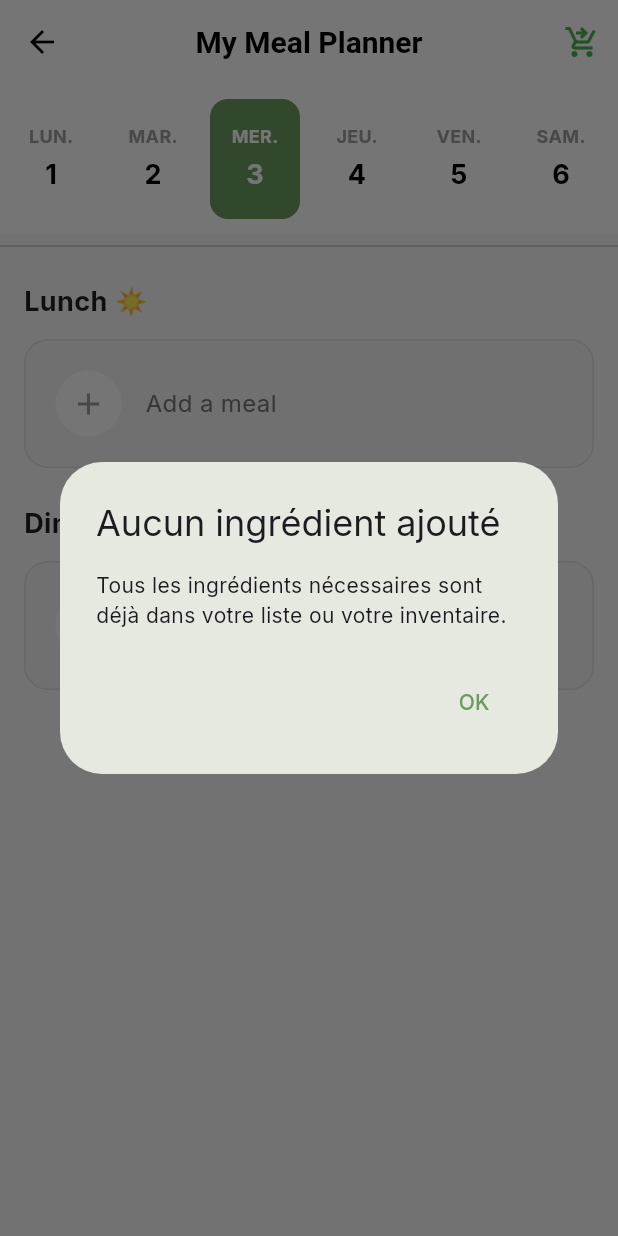
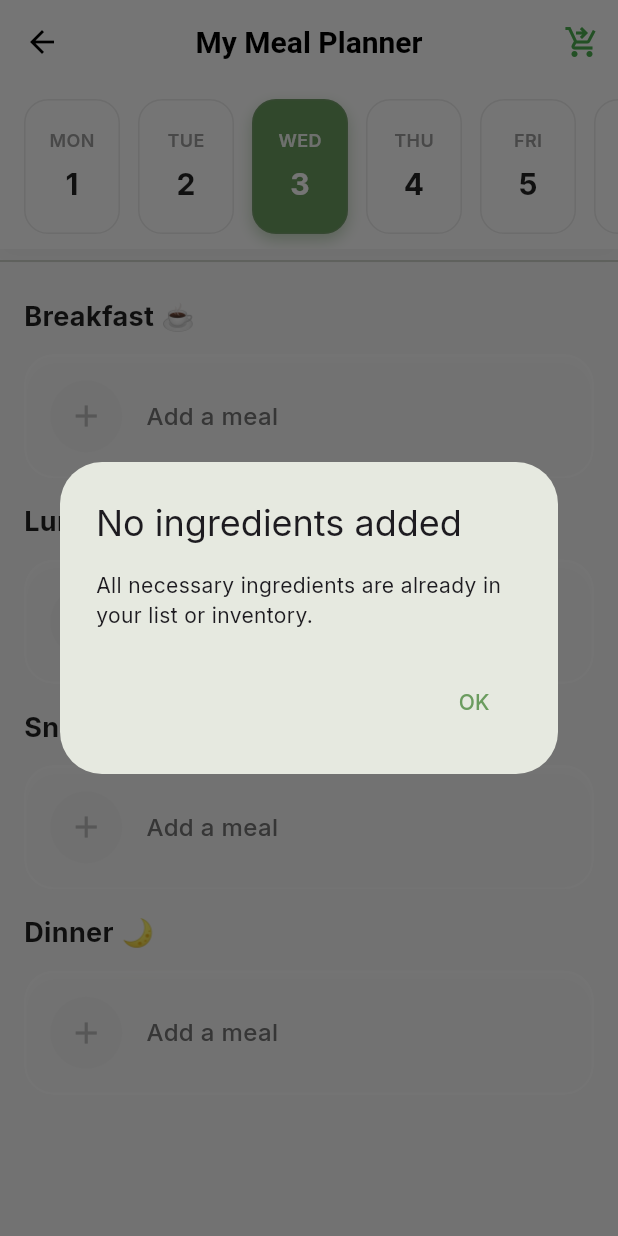
Before and after one commit to YasineNifa/FrigoZen, a Flutter app: the MealPlannerScreen screen opened directly, after a tap on the "shopping cart checkout" icon, on a phone screen of 412 x 824 dp. Run offline on Flutter 3.47's test engine with Material 3 defaults, Android fonts, the phone set to English and light mode, and no system bars; our stand-ins replace cloud_firestore, cloud_functions, confetti, firebase_auth, firebase_core, firebase_messaging and 5 more; missing offline and left inert: purchases_flutter, purchases_ui_flutter, simple_barcode_scanner; accounts and stored records are empty; key blocks and very long unbroken strings in the code were emptied for the run.

Commit message:
refactor: Introduce `MealPlannerRepository`, update `MealPlannerViewModel` and tests to use it, and add new localization strings.

```diff
--- a/lib/l10n/app_ar.arb
+++ b/lib/l10n/app_ar.arb
@@ -323,8 +323,10 @@
     }
   },
   "recipeMealTypeTitle": "Which meal?",
-  "recipeMealTypeLunch": "Lunch ☀️",
-  "recipeMealTypeDinner": "Dinner 🌙",
+  "recipeMealTypeBreakfast": "فطور ☕",
+  "recipeMealTypeLunch": "غداء ☀️",
+  "recipeMealTypeSnack": "وجبة خفيفة 🍎",
+  "recipeMealTypeDinner": "عشاء 🌙",
   "recipeAddedToPlanning": "Recipe added to planner!",
   "recipeViewPlanning": "View",
   "recipeError": "Error: {error}",
--- a/lib/l10n/app_de.arb
+++ b/lib/l10n/app_de.arb
@@ -323,8 +323,10 @@
     }
   },
   "recipeMealTypeTitle": "Which meal?",
-  "recipeMealTypeLunch": "Lunch ☀️",
-  "recipeMealTypeDinner": "Dinner 🌙",
+  "recipeMealTypeBreakfast": "Frühstück ☕",
+  "recipeMealTypeLunch": "Mittagessen ☀️",
+  "recipeMealTypeSnack": "Snack 🍎",
+  "recipeMealTypeDinner": "Abendessen 🌙",
   "recipeAddedToPlanning": "Recipe added to planner!",
   "recipeViewPlanning": "View",
   "recipeError": "Error: {error}",
--- a/lib/l10n/app_en.arb
+++ b/lib/l10n/app_en.arb
@@ -251,7 +251,9 @@
   "@_MEAL_PLANNER_SCREEN": {},
   "mealPlannerTitle": "My Meal Planner",
   "mealPlannerGenerateList": "Generate shopping list",
+  "mealPlannerBreakfast": "Breakfast ☕",
   "mealPlannerLunch": "Lunch ☀️",
+  "mealPlannerSnack": "Snack 🍎",
   "mealPlannerDinner": "Dinner 🌙",
   "mealPlannerAddMeal": "Add a meal",
   "mealPlannerEditMeal": "Edit meal",
@@ -404,7 +406,9 @@
     }
   },
   "recipeMealTypeTitle": "Which meal?",
+  "recipeMealTypeBreakfast": "Breakfast ☕",
   "recipeMealTypeLunch": "Lunch ☀️",
+  "recipeMealTypeSnack": "Snack 🍎",
   "recipeMealTypeDinner": "Dinner 🌙",
   "recipeAddedToPlanning": "Recipe added to planner!",
   "recipeViewPlanning": "View",
@@ -445,5 +449,9 @@
     "placeholders": {
       "count": { "type": "int" }
     }
-  }
+  },
+  "mealPlannerIngredientsAddedMessage": "Ingredients have been added to your shopping list.",
+  "mealPlannerNoIngredientsAddedTitle": "No ingredients added",
+  "mealPlannerNoIngredientsAddedMessage": "All necessary ingredients are already in your list or inventory.",
+  "ok": "OK"
 }
--- a/lib/l10n/app_es.arb
+++ b/lib/l10n/app_es.arb
@@ -323,8 +323,10 @@
     }
   },
   "recipeMealTypeTitle": "Which meal?",
-  "recipeMealTypeLunch": "Lunch ☀️",
-  "recipeMealTypeDinner": "Dinner 🌙",
+  "recipeMealTypeBreakfast": "Desayuno ☕",
+  "recipeMealTypeLunch": "Almuerzo ☀️",
+  "recipeMealTypeSnack": "Merienda 🍎",
+  "recipeMealTypeDinner": "Cena 🌙",
   "recipeAddedToPlanning": "Recipe added to planner!",
   "recipeViewPlanning": "View",
   "recipeError": "Error: {error}",
--- a/lib/models/meal_plan.dart
+++ b/lib/models/meal_plan.dart
@@ -1,6 +1,6 @@
 import 'package:cloud_firestore/cloud_firestore.dart';
 
-enum MealType { lunch, dinner }
+enum MealType { breakfast, lunch, snack, dinner }
 
 class MealPlan {
   final String id;
--- /dev/null
+++ b/lib/repositories/meal_planner_repository.dart
@@ -0,0 +1,38 @@
+import 'package:cloud_firestore/cloud_firestore.dart';
+import 'package:frigo_zen/models/meal_plan.dart';
+
+class MealPlannerRepository {
+  final FirebaseFirestore _firestore;
+
+  MealPlannerRepository({FirebaseFirestore? firestore})
+      : _firestore = firestore ?? FirebaseFirestore.instance;
+
+  CollectionReference<Map<String, dynamic>> _getMealPlansCollection(String householdId) {
+    return _firestore
+        .collection('households')
+        .doc(householdId)
+        .collection('meal_plans');
+  }
+
+  Stream<List<MealPlan>> getMealPlansStream(String householdId) {
+    return _getMealPlansCollection(householdId)
+        .snapshots()
+        .map((snapshot) {
+      return snapshot.docs.map((doc) {
+        return MealPlan.fromSnapshot(doc);
+      }).toList();
+    });
+  }
+
+  Future<void> addMealPlan(String householdId, MealPlan meal) async {
+    await _getMealPlansCollection(householdId).add(meal.toMap());
+  }
+
+  Future<void> updateMealPlan(String householdId, String mealId, Map<String, dynamic> data) async {
+    await _getMealPlansCollection(householdId).doc(mealId).update(data);
+  }
+
+  Future<void> deleteMealPlan(String householdId, String mealId) async {
+    await _getMealPlansCollection(householdId).doc(mealId).delete();
+  }
+}
--- a/lib/screens/planning/meal_planner_screen.dart
+++ b/lib/screens/planning/meal_planner_screen.dart
@@ -12,6 +12,7 @@ import 'package:frigo_zen/screens/core/navigation_controller.dart';
 import 'package:frigo_zen/services/revenue_provider.dart';
 import 'package:frigo_zen/l10n/generated/app_localizations.dart';
 import 'package:frigo_zen/screens/paywall/modern_paywall_screen.dart';
+import 'dart:ui';
 
 class MealPlannerScreen extends StatefulWidget {
   const MealPlannerScreen({super.key});
@@ -82,9 +83,14 @@ class _MealPlannerScreenState extends State<MealPlannerScreen> {
                 : ListView(
                     padding: const EdgeInsets.all(16),
                     children: [
+                      _buildMealSection(l10n.mealPlannerBreakfast, MealType.breakfast, mealsForDay),
+                      const SizedBox(height: 16),
                       _buildMealSection(l10n.mealPlannerLunch, MealType.lunch, mealsForDay),
-                      const SizedBox(height: 24),
+                      const SizedBox(height: 16),
+                      _buildMealSection(l10n.mealPlannerSnack, MealType.snack, mealsForDay),
+                      const SizedBox(height: 16),
                       _buildMealSection(l10n.mealPlannerDinner, MealType.dinner, mealsForDay),
+                      const SizedBox(height: 80), // Bottom padding for FAB or scroll
                     ],
                   ),
           ),
@@ -99,9 +105,19 @@ class _MealPlannerScreenState extends State<MealPlannerScreen> {
     final startOfWeek = now.subtract(Duration(days: now.weekday - 1));
 
     return Container(
-      height: 100,
+      height: 110,
+      decoration: BoxDecoration(
         color: Colors.white,
+        boxShadow: [
+          BoxShadow(
+            color: Colors.black.withValues(alpha: 0.03),
+            blurRadius: 10,
+            offset: const Offset(0, 4),
+          ),
+        ],
+      ),
       child: ListView.builder(
+        padding: const EdgeInsets.symmetric(horizontal: 16, vertical: 10),
         scrollDirection: Axis.horizontal,
         itemCount: 14, // 2 weeks
         itemBuilder: (context, index) {
@@ -111,33 +127,41 @@ class _MealPlannerScreenState extends State<MealPlannerScreen> {
 
           return GestureDetector(
             onTap: () => setState(() => _selectedDate = date),
-            child: Container(
-              width: 60,
-              margin: const EdgeInsets.symmetric(horizontal: 4, vertical: 10),
+            child: AnimatedContainer(
+              duration: const Duration(milliseconds: 200),
+              width: 64,
+              margin: const EdgeInsets.only(right: 12),
               decoration: BoxDecoration(
-                color: isSelected ? const Color(0xFF6B9C5F) : Colors.transparent,
-                borderRadius: BorderRadius.circular(12),
+                color: isSelected ? const Color(0xFF6B9C5F) : Colors.white,
+                borderRadius: BorderRadius.circular(16),
                 border: isToday && !isSelected
                     ? Border.all(color: const Color(0xFF6B9C5F), width: 2)
-                    : null,
+                    : Border.all(color: Colors.grey.withValues(alpha: 0.2)),
+                boxShadow: isSelected ? [
+                  BoxShadow(
+                    color: const Color(0xFF6B9C5F).withValues(alpha: 0.4),
+                    blurRadius: 8,
+                    offset: const Offset(0, 4),
+                  )
+                ] : null,
               ),
               child: Column(
                 mainAxisAlignment: MainAxisAlignment.center,
                 children: [
                   Text(
-                    DateFormat.E('fr').format(date).toUpperCase(), // Mon, Tue...
+                    DateFormat.E(Localizations.localeOf(context).languageCode).format(date).toUpperCase(),
                     style: TextStyle(
-                      color: isSelected ? Colors.white : Colors.grey,
+                      color: isSelected ? Colors.white.withValues(alpha: 0.9) : Colors.grey[500],
                       fontSize: 12,
-                      fontWeight: FontWeight.bold,
+                      fontWeight: FontWeight.w600,
                     ),
                   ),
-                  const SizedBox(height: 4),
+                  const SizedBox(height: 6),
                   Text(
                     date.day.toString(),
                     style: TextStyle(
-                      color: isSelected ? Colors.white : Colors.black,
-                      fontSize: 18,
+                      color: isSelected ? Colors.white : Colors.black87,
+                      fontSize: 20,
                       fontWeight: FontWeight.bold,
                     ),
                   ),
@@ -178,49 +202,93 @@ class _MealPlannerScreenState extends State<MealPlannerScreen> {
           ),
         ),
         const SizedBox(height: 12),
-        InkWell(
+        ClipRRect(
+          borderRadius: BorderRadius.circular(20),
+          child: BackdropFilter(
+            filter: ImageFilter.blur(sigmaX: 10, sigmaY: 10),
+            child: InkWell(
               onTap: () => _showAddMealDialog(type, existingMeal: hasMeal ? meal : null),
-          borderRadius: BorderRadius.circular(16),
+              borderRadius: BorderRadius.circular(20),
               child: Container(
                 width: double.infinity,
-            padding: const EdgeInsets.all(20),
+                padding: const EdgeInsets.all(16),
                 decoration: BoxDecoration(
-              color: hasMeal ? const Color(0xFF6B9C5F).withValues(alpha: 0.1) : Colors.grey[100],
-              borderRadius: BorderRadius.circular(16),
+                  color: hasMeal
+                      ? const Color(0xFF6B9C5F).withValues(alpha: 0.15)
+                      : Colors.white.withValues(alpha: 0.6),
+                  borderRadius: BorderRadius.circular(20),
                   border: Border.all(
-                color: hasMeal ? const Color(0xFF6B9C5F).withValues(alpha: 0.3) : Colors.grey[300]!,
+                    color: hasMeal
+                        ? const Color(0xFF6B9C5F).withValues(alpha: 0.3)
+                        : Colors.white.withValues(alpha: 0.5),
+                    width: 1.5,
                   ),
+                  boxShadow: [
+                    BoxShadow(
+                      color: Colors.black.withValues(alpha: 0.05),
+                      blurRadius: 10,
+                      offset: const Offset(0, 4),
+                    ),
+                  ],
                 ),
                 child: Row(
                   children: [
                     Container(
-                  padding: const EdgeInsets.all(10),
+                      padding: const EdgeInsets.all(12),
                       decoration: BoxDecoration(
-                    color: Colors.white,
+                        color: hasMeal ? Colors.white : Colors.grey[100],
                         shape: BoxShape.circle,
+                        boxShadow: hasMeal ? [
+                          BoxShadow(
+                            color: const Color(0xFF6B9C5F).withValues(alpha: 0.2),
+                            blurRadius: 8,
+                            offset: const Offset(0, 2),
+                          )
+                        ] : null,
                       ),
                       child: Icon(
-                    hasMeal ? Icons.restaurant : Icons.add,
-                    color: hasMeal ? const Color(0xFF6B9C5F) : Colors.grey,
+                        hasMeal ? Icons.restaurant_menu : Icons.add,
+                        color: hasMeal ? const Color(0xFF6B9C5F) : Colors.grey[400],
+                        size: 24,
                       ),
                     ),
                     const SizedBox(width: 16),
                     Expanded(
-                  child: Text(
+                      child: Column(
+                        crossAxisAlignment: CrossAxisAlignment.start,
+                        children: [
+                          Text(
                             hasMeal ? meal.recipeName : l10n.mealPlannerAddMeal,
                             style: TextStyle(
                               fontSize: 16,
-                      fontWeight: hasMeal ? FontWeight.w600 : FontWeight.normal,
+                              fontWeight: hasMeal ? FontWeight.w600 : FontWeight.w500,
                               color: hasMeal ? Colors.black87 : Colors.grey[600],
                             ),
+                          ),
+                          if (hasMeal && meal.ingredients.isNotEmpty) ...[
+                            const SizedBox(height: 4),
+                            Text(
+                              "${meal.ingredients.length} ingrédients",
+                              style: TextStyle(
+                                fontSize: 12,
+                                color: Colors.grey[600],
+                              ),
+                            ),
+                          ],
+                        ],
                       ),
                     ),
                     if (hasMeal)
                       IconButton(
-                    icon: const Icon(Icons.close, color: Colors.red),
+                        icon: Icon(Icons.close, color: Colors.red.withValues(alpha: 0.7), size: 20),
                         onPressed: () => context.read<MealPlannerViewModel>().deleteMeal(meal.id),
+                        padding: EdgeInsets.zero,
+                        constraints: const BoxConstraints(),
+                        splashRadius: 20,
                       ),
                   ],
+                ),
+              ),
             ),
           ),
         ),
@@ -351,7 +419,7 @@ class _MealPlannerScreenState extends State<MealPlannerScreen> {
                 mainAxisSize: MainAxisSize.min,
                 crossAxisAlignment: CrossAxisAlignment.start,
                 children: [
-                  const Text("Les ingrédients ont été ajoutés à votre liste de courses."),
+                  Text(l10n.mealPlannerIngredientsAddedMessage),
                   if (!isPro) ...[
                     const SizedBox(height: 16),
                     Container(
@@ -395,7 +463,7 @@ class _MealPlannerScreenState extends State<MealPlannerScreen> {
               actions: [
                 TextButton(
                   onPressed: () => Navigator.pop(context),
-                  child: const Text("OK"),
+                  child: Text(l10n.ok),
                 ),
                 FilledButton(
                   onPressed: () {
@@ -415,12 +483,12 @@ class _MealPlannerScreenState extends State<MealPlannerScreen> {
            showDialog(
             context: context,
             builder: (context) => AlertDialog(
-              title: const Text("Aucun ingrédient ajouté"),
-              content: const Text("Tous les ingrédients nécessaires sont déjà dans votre liste ou votre inventaire."),
+              title: Text(l10n.mealPlannerNoIngredientsAddedTitle),
+              content: Text(l10n.mealPlannerNoIngredientsAddedMessage),
               actions: [
                 TextButton(
                   onPressed: () => Navigator.pop(context),
-                  child: const Text("OK"),
+                  child: Text(l10n.ok),
                 ),
               ],
             ),
@@ -432,7 +500,7 @@ class _MealPlannerScreenState extends State<MealPlannerScreen> {
         Navigator.of(context).pop();
 
         ScaffoldMessenger.of(context).showSnackBar(
-          SnackBar(content: Text("Erreur : $e")),
+          SnackBar(content: Text(l10n.errorGeneric(e.toString()))),
         );
       }
     }
--- a/lib/screens/recipes/recipe_detail_screen.dart
+++ b/lib/screens/recipes/recipe_detail_screen.dart
@@ -230,10 +230,24 @@ class _RecipeDetailScreenState extends State<RecipeDetailScreen> {
         title: Text(l10n.recipeMealTypeTitle),
         children: [
           SimpleDialogOption(
+            onPressed: () => Navigator.pop(context, MealType.breakfast),
+            child: Padding(
+              padding: const EdgeInsets.all(8.0),
+              child: Text(l10n.recipeMealTypeBreakfast, style: const TextStyle(fontSize: 16)),
+            ),
+          ),
+          SimpleDialogOption(
             onPressed: () => Navigator.pop(context, MealType.lunch),
             child: Padding(
               padding: const EdgeInsets.all(8.0),
               child: Text(l10n.recipeMealTypeLunch, style: const TextStyle(fontSize: 16)),
+            ),
+          ),
+          SimpleDialogOption(
+            onPressed: () => Navigator.pop(context, MealType.snack),
+            child: Padding(
+              padding: const EdgeInsets.all(8.0),
+              child: Text(l10n.recipeMealTypeSnack, style: const TextStyle(fontSize: 16)),
             ),
           ),
           SimpleDialogOption(
--- a/lib/viewmodels/meal_planner_view_model.dart
+++ b/lib/viewmodels/meal_planner_view_model.dart
@@ -1,22 +1,28 @@
 import 'package:flutter/foundation.dart';
-import 'package:cloud_firestore/cloud_firestore.dart';
+
 import 'package:frigo_zen/models/meal_plan.dart';
 import 'package:frigo_zen/viewmodels/inventory_view_model.dart';
 import 'package:frigo_zen/viewmodels/shopping_view_model.dart';
+import 'package:frigo_zen/repositories/meal_planner_repository.dart';
+import 'dart:async'; // Required for StreamSubscription
 
 class MealPlannerViewModel extends ChangeNotifier {
-  final FirebaseFirestore _firestore;
+  final MealPlannerRepository _repository;
 
-  MealPlannerViewModel({FirebaseFirestore? firestore})
-      : _firestore = firestore ?? FirebaseFirestore.instance;
+  // State
   List<MealPlan> _meals = [];
   bool _isLoading = false;
   String? _householdId;
+  StreamSubscription<List<MealPlan>>? _mealsSubscription;
 
   List<MealPlan> get meals => _meals;
   bool get isLoading => _isLoading;
 
+  MealPlannerViewModel({MealPlannerRepository? repository})
+      : _repository = repository ?? MealPlannerRepository();
+
   void init(String householdId) {
+    if (_householdId == householdId) return; // Avoid re-initializing if already set
     _householdId = householdId;
     _fetchMeals();
   }
@@ -27,20 +33,20 @@ class MealPlannerViewModel extends ChangeNotifier {
     _isLoading = true;
     notifyListeners();
 
-    _firestore
-        .collection('households')
-        .doc(_householdId)
-        .collection('meal_plans')
-        .orderBy('date')
-        .snapshots()
-        .listen((snapshot) {
-      _meals = snapshot.docs.map((doc) => MealPlan.fromSnapshot(doc)).toList();
-      _isLoading = false;
-      notifyListeners();
-    });
+    _mealsSubscription?.cancel(); // Cancel previous subscription if any
+    _mealsSubscription = _repository.getMealPlansStream(_householdId!).listen(
+      (meals) {
+        _meals = meals;
+        _isLoading = false;
+        notifyListeners();
+      },
+      onError: (error) {
+        debugPrint("Error fetching meal plans: $error");
+        _isLoading = false;
+        notifyListeners();
+      },
+    );
   }
-
-
 
   Future<void> addMeal(DateTime date, MealType type, String name, {List<String> ingredients = const []}) async {
     if (_householdId == null) return;
@@ -55,22 +61,13 @@ class MealPlannerViewModel extends ChangeNotifier {
       ingredients: ingredients,
     );
 
-    await _firestore
-        .collection('households')
-        .doc(_householdId)
-        .collection('meal_plans')
-        .add(newMeal.toMap());
+    await _repository.addMealPlan(_householdId!, newMeal);
   }
 
   Future<void> deleteMeal(String mealId) async {
     if (_householdId == null) return;
 
-    await _firestore
-        .collection('households')
-        .doc(_householdId)
-        .collection('meal_plans')
-        .doc(mealId)
-        .delete();
+    await _repository.deleteMealPlan(_householdId!, mealId);
   }
 
   Future<void> updateMeal(String mealId, String newName, List<String> newIngredients) async {
@@ -88,12 +85,7 @@ class MealPlannerViewModel extends ChangeNotifier {
       notifyListeners();
 
       try {
-        await _firestore
-            .collection('households')
-            .doc(_householdId)
-            .collection('meal_plans')
-            .doc(mealId)
-            .update({
+        await _repository.updateMealPlan(_householdId!, mealId, {
           'recipeName': newName,
           'ingredients': newIngredients,
         });
```
Also changed, not shown: lib/l10n/app_fr.arb (+9 -1 lines), lib/l10n/generated/app_localizations.dart, lib/l10n/generated/app_localizations_ar.dart, lib/l10n/generated/app_localizations_de.dart, lib/l10n/generated/app_localizations_en.dart, lib/l10n/generated/app_localizations_es.dart, lib/l10n/generated/app_localizations_fr.dart, 3 other files. Lines whose indentation alone changed are shown as unchanged.
